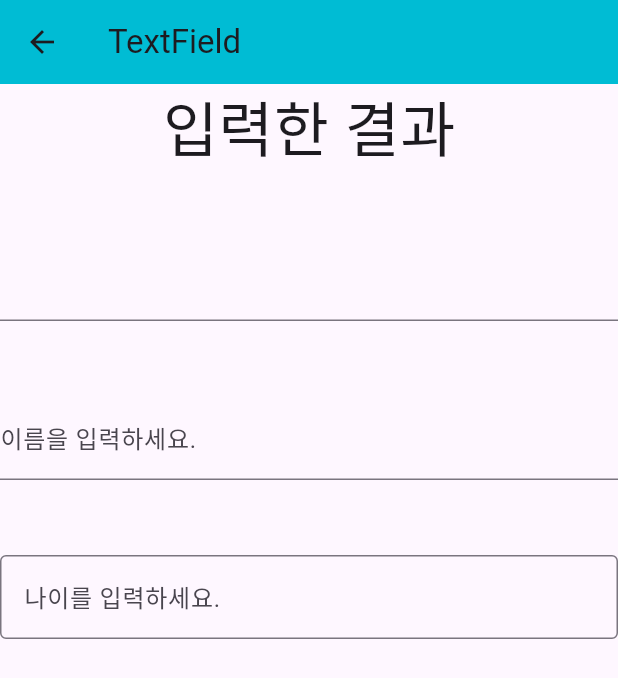
After one commit to KK-Hyeok/2023Flutter, a Flutter app: the TextFieldTest screen opened directly, on a phone screen of 412 x 824 dp. The commit adds this screen. Shown: the top 678 px of the screen. Run offline on Flutter 3.47's test engine with Material 2 defaults, Android fonts, the phone set to English and light mode, and no system bars.

Commit message:
2021-11-02
end

```diff
--- a/ch4/lib/ButtonTest.dart
+++ b/ch4/lib/ButtonTest.dart
@@ -16,7 +16,9 @@ class _ButtonTestState extends State<ButtonTest> {
         title: Text('Button Test'),
         backgroundColor: Colors.deepPurple,
       ),
-      body: Image.asset('assets/cat.jpg')
+      body: CircleAvatar(
+        child: Icon(Icons.person),
+      )
     );
   }
 
--- /dev/null
+++ b/ch5/lib/TextFieldTest.dart
@@ -0,0 +1,68 @@
+import 'package:flutter/cupertino.dart';
+import 'package:flutter/material.dart';
+
+class TextFieldTest extends StatefulWidget {
+  const TextFieldTest({super.key});
+
+  @override
+  State<TextFieldTest> createState() => _TextFieldTestState();
+}
+
+class _TextFieldTestState extends State<TextFieldTest> {
+  String inputText = '입력한 결과';
+  @override
+  Widget build(BuildContext context) {
+    return Scaffold(
+      appBar : AppBar(
+        title: Text('TextField'),
+        backgroundColor: Colors.cyan,
+      ),
+      body: Column(
+        children: [
+          Text('$inputText',
+          style: TextStyle(
+                fontSize : 40),
+          ),
+          SizedBox(
+            height: 50,),
+
+          TextField(
+            onChanged:(text){
+              setState(() {
+                inputText = text;
+              });
+            },
+
+          ),
+          SizedBox(
+            height: 50,
+          ),
+          TextField(
+            onChanged:(text){
+              setState(() {
+                inputText = text;
+              });
+            },
+            decoration: InputDecoration(
+              labelText: '이름을 입력하세요.',
+            ),
+          ),
+          SizedBox(
+            height: 50,
+          ),
+          TextField(
+            onChanged:(text){
+              setState(() {
+                inputText = text;
+              });
+            },
+            decoration: InputDecoration(
+              border: OutlineInputBorder(),
+              labelText: '나이를 입력하세요.',
+            ),
+          ),
+        ],
+      ),
+    );
+  }
+}
--- /dev/null
+++ b/ch5/lib/main.dart
@@ -0,0 +1,26 @@
+import 'package:ch5/RadioTest.dart';
+import 'package:flutter/material.dart';
+import 'TextFieldTest.dart';
+import 'CheckBoxTest.dart';
+import 'RadioTest.dart';
+
+void main() {
+  runApp(const MyApp());
+}
+
+class MyApp extends StatelessWidget {
+  const MyApp({super.key});
+
+  @override
+  Widget build(BuildContext context) {
+    return MaterialApp(
+      title: 'Flutter Demo',
+      theme: ThemeData(
+        colorScheme: ColorScheme.fromSeed(seedColor: Colors.deepPurple),
+        useMaterial3: true,
+      ),
+      //home: const ContainerTest(),
+      home: RadioTest(),
+    );
+  }
+}
```
Also changed, not shown: ch5/analysis_options.yaml (added, +28 -0 lines), ch5/lib/CheckBoxTest.dart (added, +47 -0 lines), ch5/lib/RadioTest.dart (added, +74 -0 lines), ch5/pubspec.yaml (added, +90 -0 lines), ch5/pubspec.lock (added), 124 other files.
